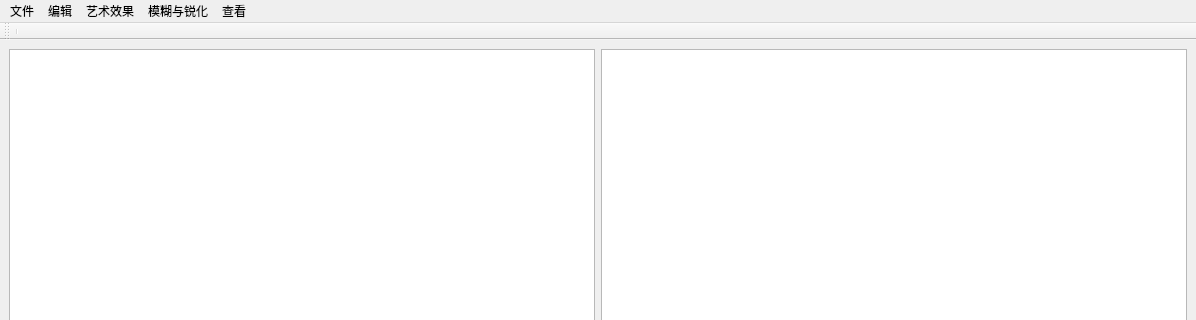
Before: the Qt Designer form simple_photoshop/mainwindow.ui in adventurer-w/simple_photoshop, drawn with Qt 5; both pictures show x 0 to 1196 and y 0 to 320 of the 1196 by 711 pixel window.
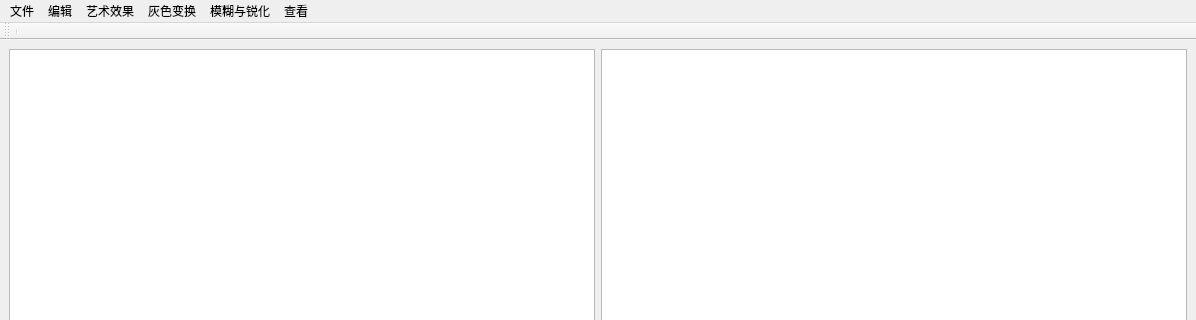
After: the same form once the commit is applied. Icons and pictures are not drawn.

```diff
--- a/simple_photoshop/mainwindow.ui
+++ b/simple_photoshop/mainwindow.ui
@@ -130,9 +130,17 @@
     <addaction name="actionHistogram"/>
     <addaction name="actionGrayscale"/>
    </widget>
+   <widget class="QMenu" name="menuGray_change">
+    <property name="title">
+     <string>灰色变换</string>
+    </property>
+    <addaction name="actionLinear_change"/>
+    <addaction name="actionBinar_change"/>
+   </widget>
    <addaction name="menuFile"/>
    <addaction name="menuEdit"/>
    <addaction name="menuArtistic_Effect"/>
+   <addaction name="menuGray_change"/>
    <addaction name="menuBlur"/>
    <addaction name="menuFind"/>
   </widget>
```
Left out of the diff: 44 changed lines with no effect on the pictures.
